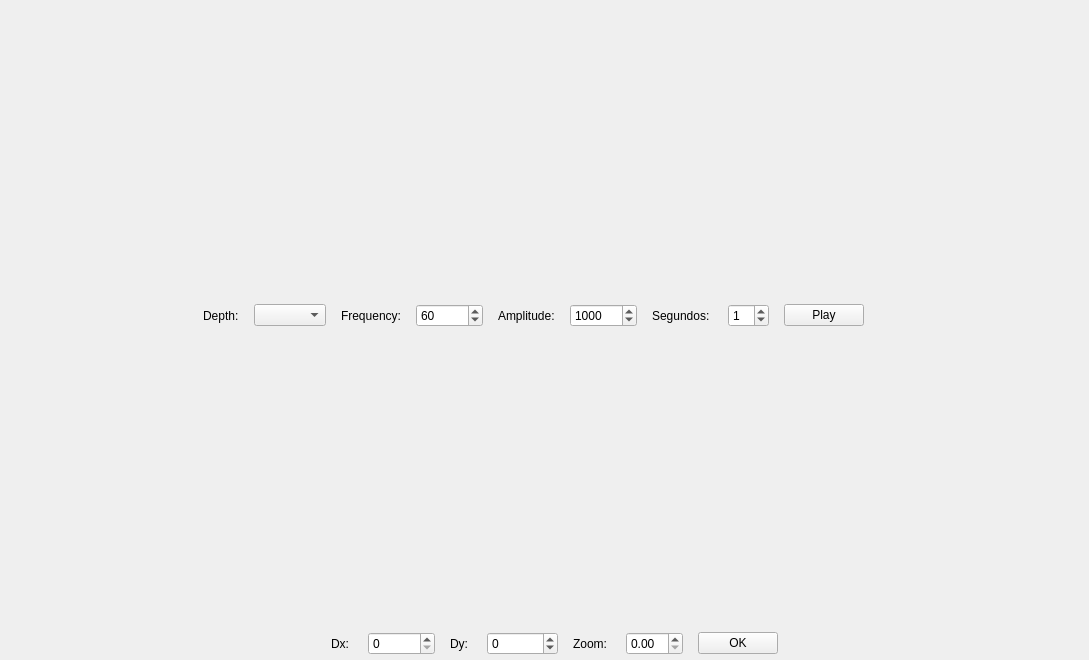
The window that mainwindow.ui (rfalessandro/QtMath) describes before a commit, drawn with Qt 5.
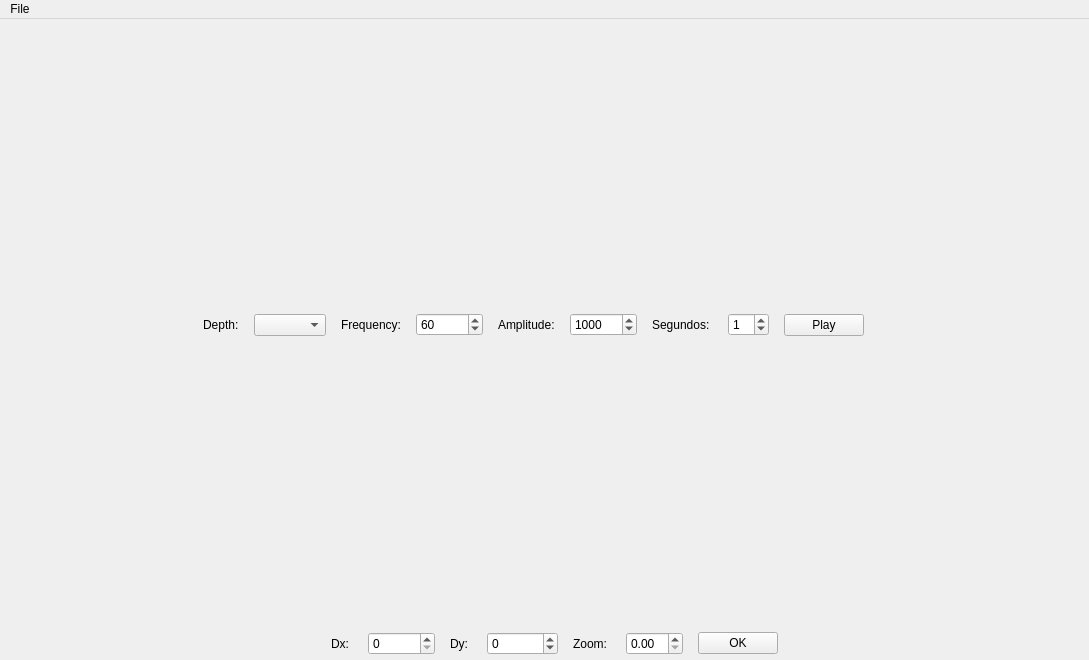
The same window after the commit.

What changed in the file:
```diff
--- a/mainwindow.ui
+++ b/mainwindow.ui
@@ -299,6 +299,34 @@
     </item>
    </layout>
   </widget>
+  <widget class="QMenuBar" name="menuBar">
+   <property name="geometry">
+    <rect>
+     <x>0</x>
+     <y>0</y>
+     <width>1089</width>
+     <height>26</height>
+    </rect>
+   </property>
+   <widget class="QMenu" name="menuFile">
+    <property name="title">
+     <string>File</string>
+    </property>
+    <addaction name="actionOpen"/>
+    <addaction name="actionSave"/>
+   </widget>
+   <addaction name="menuFile"/>
+  </widget>
+  <action name="actionOpen">
+   <property name="text">
+    <string>Open</string>
+   </property>
+  </action>
+  <action name="actionSave">
+   <property name="text">
+    <string>Save</string>
+   </property>
+  </action>
  </widget>
  <layoutdefault spacing="6" margin="11"/>
  <resources/>
```
Left out of the diff: 2 changed lines with no effect on the pictures.
